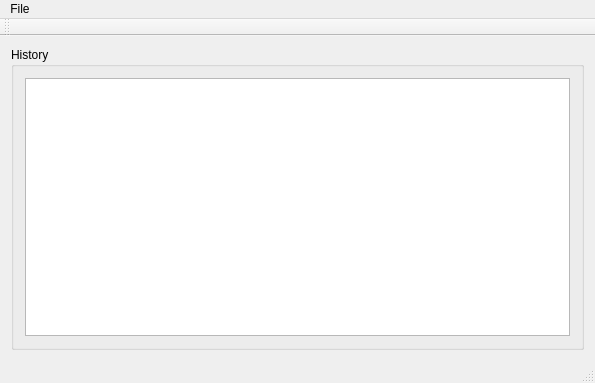
Above: mainwindow.ui from Cynnexis/Dragon-s-Drop before the change. Below: the same form after it.
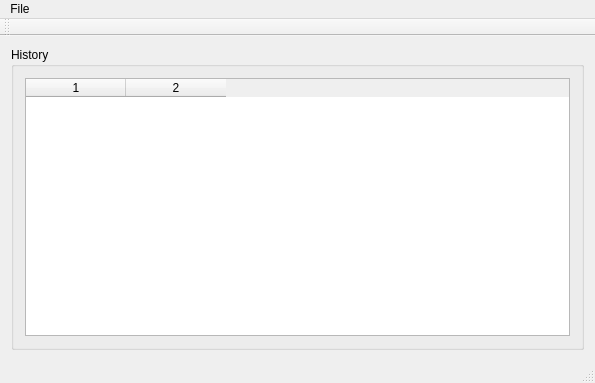
That is the form after the change.

```diff
--- a/mainwindow.ui
+++ b/mainwindow.ui
@@ -25,7 +25,22 @@
       </property>
       <layout class="QVBoxLayout" name="verticalLayout_2">
        <item>
-        <widget class="QTableWidget" name="tw_history"/>
+        <widget class="QTableWidget" name="tw_history">
+         <property name="alternatingRowColors">
+          <bool>true</bool>
+         </property>
+         <property name="rowCount">
+          <number>0</number>
+         </property>
+         <property name="columnCount">
+          <number>2</number>
+         </property>
+         <attribute name="horizontalHeaderVisible">
+          <bool>true</bool>
+         </attribute>
+         <column/>
+         <column/>
+        </widget>
        </item>
       </layout>
      </widget>
```
